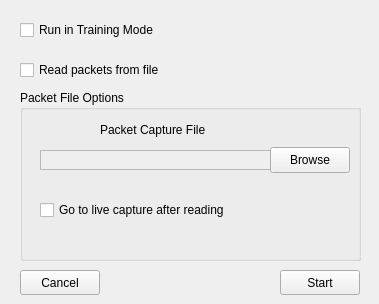
Above: NovaGUI/run_popup.ui from altf4/Nova before the change. Below: the same form after it.
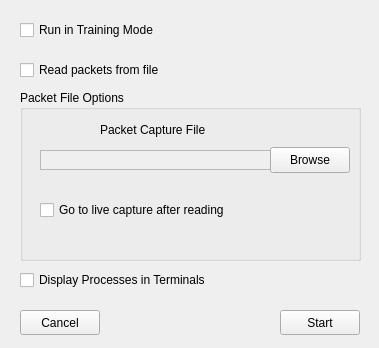
That is the form after the change.

Commit message:
Unify logging into a single file, allow terminals to be displayed as an option
All logging now appends to a single file called Nova.log, normally Nova
processes are hidden during execution and only output to the log file, but
there is now the option to display the terminals during execution for more
verbose debugging information.

See ticket #124 and #120

Diff of the .ui file:
```diff
--- a/NovaGUI/run_popup.ui
+++ b/NovaGUI/run_popup.ui
@@ -7,7 +7,7 @@
     <x>0</x>
     <y>0</y>
     <width>379</width>
-    <height>304</height>
+    <height>348</height>
    </rect>
   </property>
   <property name="windowTitle">
@@ -124,7 +124,7 @@
     <property name="geometry">
      <rect>
       <x>280</x>
-      <y>270</y>
+      <y>310</y>
       <width>80</width>
       <height>25</height>
      </rect>
@@ -137,7 +137,7 @@
     <property name="geometry">
      <rect>
       <x>20</x>
-      <y>270</y>
+      <y>310</y>
       <width>80</width>
       <height>25</height>
      </rect>
@@ -146,6 +146,22 @@
      <string>Cancel</string>
     </property>
    </widget>
+   <widget class="QCheckBox" name="terminalCheckBox">
+    <property name="geometry">
+     <rect>
+      <x>20</x>
+      <y>270</y>
+      <width>291</width>
+      <height>20</height>
+     </rect>
+    </property>
+    <property name="layoutDirection">
+     <enum>Qt::LeftToRight</enum>
+    </property>
+    <property name="text">
+     <string>Display Processes in Terminals</string>
+    </property>
+   </widget>
   </widget>
  </widget>
  <resources/>
```
The commit also changes 20 other files.
